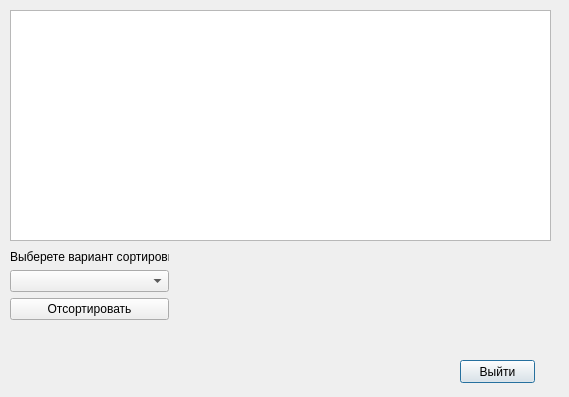
Above: workerwind.ui from UtopicUnicorn-IKIT/Kursovoy1 before the change. Below: the same form after it.
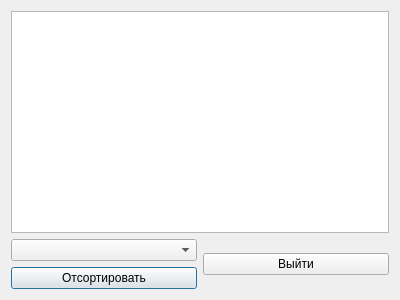
That is the form after the change.

Patch:
```diff
--- a/workerwind.ui
+++ b/workerwind.ui
@@ -6,56 +6,23 @@
    <rect>
     <x>0</x>
     <y>0</y>
-    <width>569</width>
-    <height>397</height>
+    <width>400</width>
+    <height>300</height>
    </rect>
   </property>
   <property name="windowTitle">
    <string>Dialog</string>
   </property>
-  <widget class="QPushButton" name="pushButton_3">
-   <property name="geometry">
-    <rect>
-     <x>460</x>
-     <y>360</y>
-     <width>75</width>
-     <height>23</height>
-    </rect>
-   </property>
-   <property name="text">
-    <string>Выйти</string>
-   </property>
-  </widget>
+  <layout class="QGridLayout" name="gridLayout">
+   <item row="0" column="0" colspan="2">
   <widget class="QTableView" name="tableView">
-   <property name="geometry">
-    <rect>
-     <x>10</x>
-     <y>10</y>
-     <width>541</width>
-     <height>231</height>
-    </rect>
-   </property>
    <property name="editTriggers">
     <set>QAbstractItemView::NoEditTriggers</set>
    </property>
   </widget>
-  <widget class="QWidget" name="layoutWidget">
-   <property name="geometry">
-    <rect>
-     <x>10</x>
-     <y>250</y>
-     <width>159</width>
-     <height>70</height>
-    </rect>
-   </property>
+   </item>
+   <item row="1" column="0">
    <layout class="QVBoxLayout" name="verticalLayout">
-    <item>
-     <widget class="QLabel" name="label">
-      <property name="text">
-       <string>Выберете вариант сортировки</string>
-      </property>
-     </widget>
-    </item>
     <item>
      <widget class="QComboBox" name="comboBox"/>
     </item>
@@ -67,7 +34,15 @@
      </widget>
     </item>
    </layout>
-  </widget>
+   </item>
+   <item row="1" column="1">
+    <widget class="QPushButton" name="Exit">
+     <property name="text">
+      <string>Выйти</string>
+     </property>
+    </widget>
+   </item>
+  </layout>
  </widget>
  <resources/>
  <connections/>
```
Left out of the diff: 2 changed lines with no effect on the pictures. Lines whose indentation alone changed are shown as unchanged.
